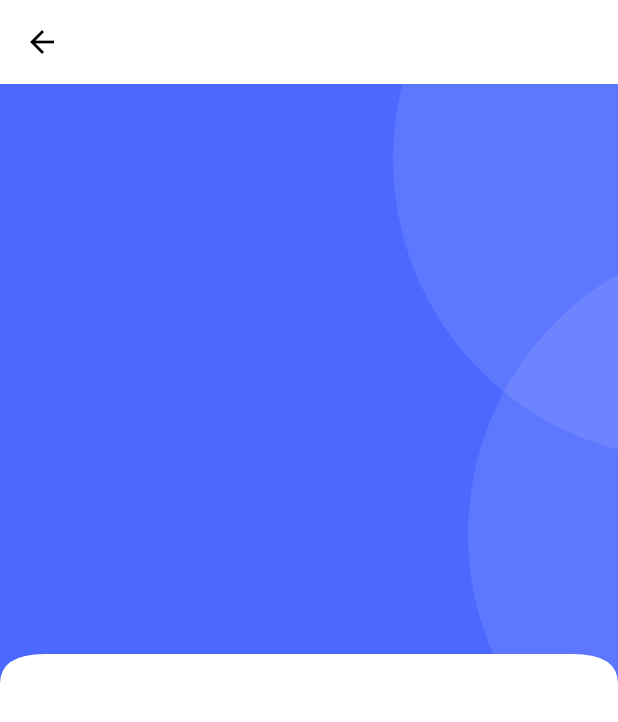
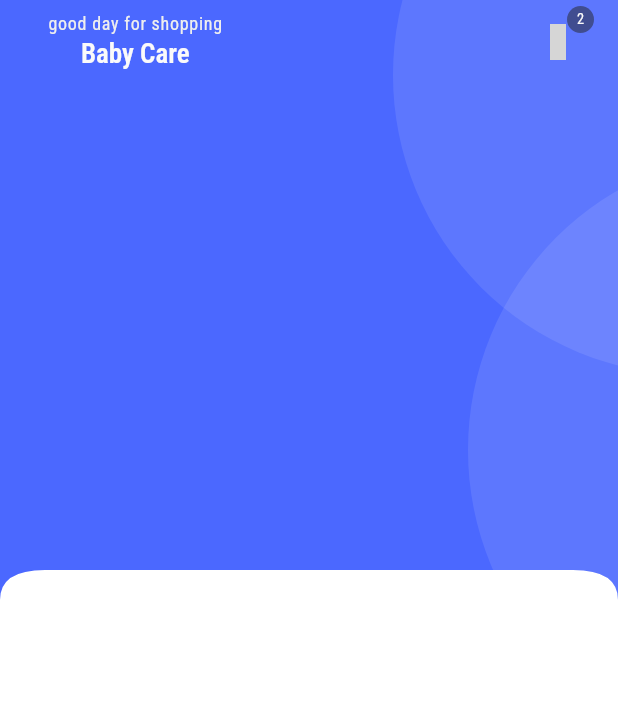
Before and after one commit to TVVinudev/babycare, a Flutter app: the HomeScreen screen opened directly, on a phone screen of 412 x 824 dp. Shown: the top 722 px of the screen. Run offline on Flutter 3.47's test engine with Material 3 defaults, Android fonts, the light colour scheme and no system bars; our stand-ins replace get, get_storage, iconsax, logger, smooth_page_indicator; accounts and stored records are empty; grey boxes are pictures that could not be loaded.

Commit message:
home app bar

```diff
--- a/lib/app.dart
+++ b/lib/app.dart
@@ -1,4 +1,5 @@
 import 'package:babycare/features/authentication/screens/onboarding/onboarding.dart';
+import 'package:babycare/navigation_menu.dart';
 import 'package:babycare/utils/themes/theme.dart';
 import 'package:flutter/material.dart';
 import 'package:get/get.dart';
@@ -13,7 +14,10 @@ class App extends StatelessWidget {
       theme: TAppTheme.lightTheme,
       darkTheme: TAppTheme.darkTheme,
       debugShowCheckedModeBanner: false,
-      home: OnBoardingScreen(),
+      home: const OnBoardingScreen(),
+      routes: {
+        'Navigation' : (context)=> const NavigationMenu(),
+      },
     );
   }
 }
--- a/lib/common/widgets/appbar/appbar.dart
+++ b/lib/common/widgets/appbar/appbar.dart
@@ -1,13 +1,14 @@
 import 'package:babycare/utils/constants/sizes.dart';
 import 'package:babycare/utils/devices/device_utility.dart';
 import 'package:flutter/material.dart';
+import 'package:get/get.dart';
 import 'package:iconsax/iconsax.dart';
 
 class TAppBar extends StatelessWidget implements PreferredSizeWidget {
   const TAppBar(
       {super.key,
       this.title,
-      required this.showBackArrow,
+      this.showBackArrow = false,
       this.leadingIcon,
       this.action,
       this.leadingOnPressed});
@@ -21,13 +22,17 @@ class TAppBar extends StatelessWidget implements PreferredSizeWidget {
   @override
   Widget build(BuildContext context) {
     return Padding(
-        padding: EdgeInsets.symmetric(horizontal: TSize.md),
+        padding: const EdgeInsets.symmetric(horizontal: TSize.md),
         child: AppBar(
           automaticallyImplyLeading: false,
           leading: showBackArrow
-              ? IconButton(onPressed: () {}, icon: Icon(Iconsax.arrow_left))
-              : leadingIcon != null ? IconButton(
-                  onPressed: leadingOnPressed, icon: Icon(leadingIcon)) : null,
+              ? IconButton(
+                  onPressed: () => Get.back(),
+                  icon: const Icon(Iconsax.arrow_left))
+              : leadingIcon != null
+                  ? IconButton(
+                      onPressed: leadingOnPressed, icon: Icon(leadingIcon))
+                  : null,
           title: title,
           actions: action,
         ));
--- /dev/null
+++ b/lib/common/widgets/products/cart/cart_menu_icon.dart
@@ -0,0 +1,34 @@
+import 'package:babycare/utils/constants/color.dart';
+import 'package:flutter/material.dart';
+import 'package:iconsax/iconsax.dart';
+
+class TCartCounterIcon extends StatelessWidget {
+  const TCartCounterIcon({
+    super.key, required this.onPress, required this.iconColor,
+  });
+
+  final VoidCallback onPress;
+  final Color iconColor;
+
+  @override
+  Widget build(BuildContext context) {
+    return Stack(
+        children:[
+          IconButton(onPressed: onPress, icon: Icon(Iconsax.shopping_bag,color: iconColor,)),
+          Positioned(
+            right: 0,
+            child: Container(
+              width: 18,
+              height: 18,
+              decoration: BoxDecoration(
+                color: TColor.black.withOpacity(0.5),
+                borderRadius: BorderRadius.circular(100),
+              ),
+              child: Center(
+                child: Text('2',style: Theme.of(context).textTheme.labelLarge!.apply(color: TColor.white,fontSizeFactor: 0.8)),
+              ),
+            ),
+          )
+        ] );
+  }
+}
--- a/lib/features/shop/screens/home/home.dart
+++ b/lib/features/shop/screens/home/home.dart
@@ -1,4 +1,5 @@
 import 'package:babycare/common/widgets/custom_shapes/containers/primary_header_container.dart';
+import 'package:babycare/features/shop/screens/home/widgets/home_appbar.dart';
 import 'package:flutter/material.dart';
 
 class HomeScreen extends StatelessWidget {
@@ -7,15 +8,16 @@ class HomeScreen extends StatelessWidget {
   @override
   Widget build(BuildContext context) {
     return Scaffold(
-      appBar: AppBar(
-
-      ),
         body: SingleChildScrollView(
       child: Column(
         children: [
-          TPrimaryHeaderContainer(child: Container(
-
-          ),)
+          TPrimaryHeaderContainer(
+            child: Column(
+              children: [
+                THomeAppBar()
+              ],
+            ),
+          )
         ],
       ),
     ));
--- /dev/null
+++ b/lib/features/shop/screens/home/widgets/home_appbar.dart
@@ -0,0 +1,41 @@
+import 'package:babycare/utils/constants/text_strings.dart';
+import 'package:flutter/material.dart';
+
+import '../../../../../common/widgets/appbar/appbar.dart';
+import '../../../../../common/widgets/products/cart/cart_menu_icon.dart';
+import '../../../../../utils/constants/color.dart';
+
+class THomeAppBar extends StatelessWidget {
+  const THomeAppBar({
+    super.key,
+  });
+
+  @override
+  Widget build(BuildContext context) {
+    return TAppBar(
+      title: Column(
+        crossAxisAlignment: CrossAxisAlignment.center,
+        children: [
+
+          Text(
+            TTexts.homeAppbarTitle,
+            style: Theme.of(context)
+                .textTheme
+                .labelMedium!
+                .apply(color: TColor.grey),
+          ),
+          Text(
+            TTexts.homeAppbarSubTitle,
+            style: Theme.of(context)
+                .textTheme
+                .headlineSmall!
+                .apply(color: TColor.white),
+          ),
+        ],
+      ),
+      action: [
+        TCartCounterIcon(onPress: (){}, iconColor: TColor.white,)
+      ],
+    );
+  }
+}
--- a/lib/utils/constants/text_strings.dart
+++ b/lib/utils/constants/text_strings.dart
@@ -10,7 +10,7 @@ class TTexts {
 
   //home
   static const String homeAppbarTitle = "good day for shopping";
-  static const String homeAppbarSubTitle = "";
+  static const String homeAppbarSubTitle = "Baby Care";
 
   //Authentication form text
 
```
